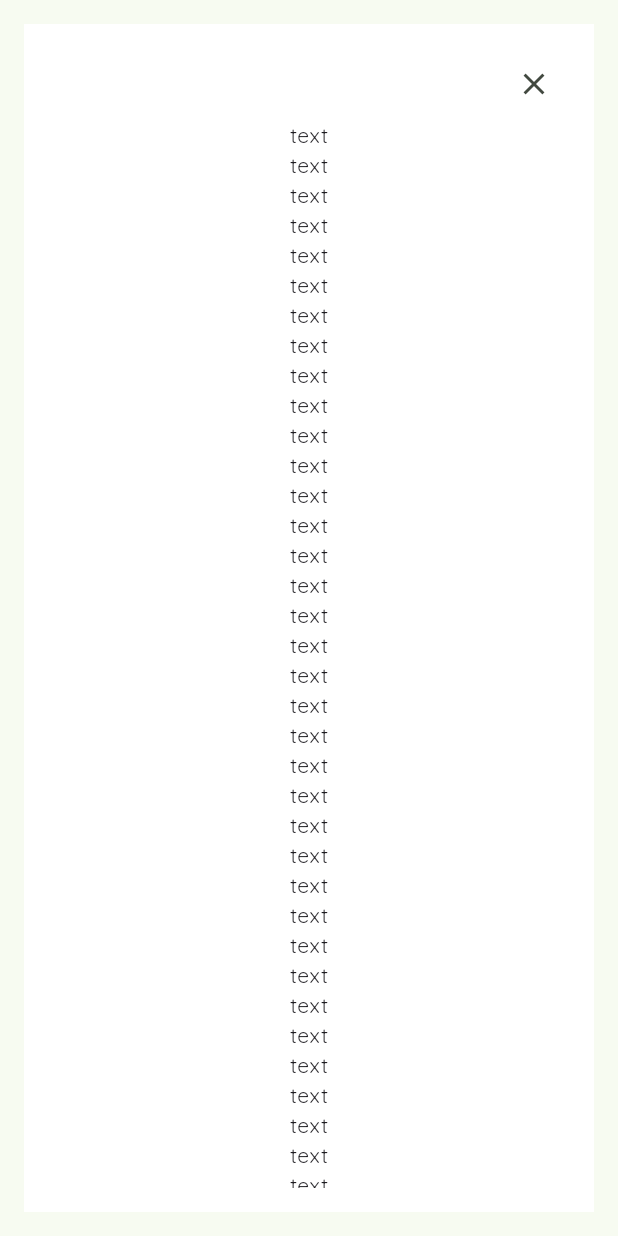
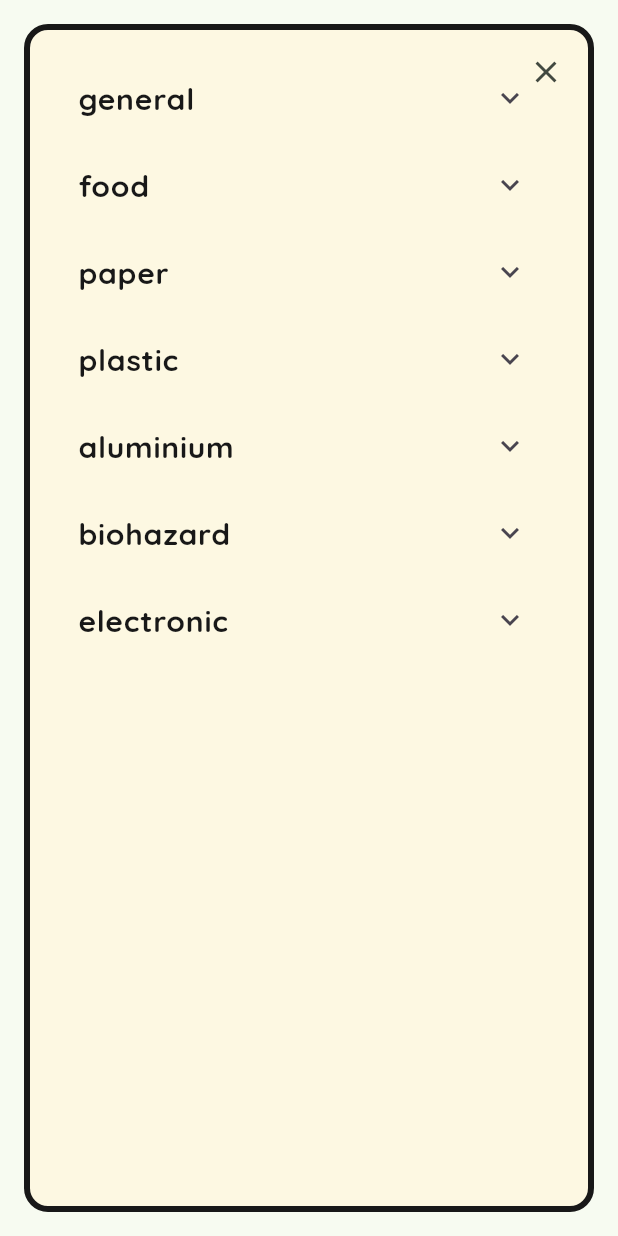
Before and after one commit to ne-supanat/project_s, a Flutter app: the KnowledgeDialog widget shown alone on an empty page, opened directly, on a phone screen of 412 x 824 dp. Run offline on Flutter 3.47's test engine with Material 3 defaults, Android fonts, the phone set to English and light mode, and no system bars; our stand-ins replace dotted_border, flutter_bloc, get_it, google_fonts, shared_preferences; accounts and stored records are empty; network calls fail.

Commit message:
update knowledge dialog ui

```diff
--- a/lib/constants/app_text_style.dart
+++ b/lib/constants/app_text_style.dart
@@ -9,12 +9,14 @@ class AppTextStyle {
 
 extension TextStyleHelpers on TextStyle {
   TextStyle get size16 => copyWith(fontSize: 16);
+  TextStyle get size18 => copyWith(fontSize: 18);
   TextStyle get size24 => copyWith(fontSize: 24);
   TextStyle get size28 => copyWith(fontSize: 28);
-
-  TextStyle get black => copyWith(color: ColorNames.black);
 
   TextStyle get regular => copyWith(fontWeight: FontWeight.w500);
   TextStyle get semibold => copyWith(fontWeight: FontWeight.w600);
   TextStyle get bold => copyWith(fontWeight: FontWeight.bold);
+
+  TextStyle get black => copyWith(color: ColorNames.black);
+  TextStyle get white => copyWith(color: ColorNames.white);
 }
--- a/lib/constants/color_name.dart
+++ b/lib/constants/color_name.dart
@@ -6,4 +6,5 @@ class ColorNames {
   static const Color cream2 = Color(0xFFECE8D4);
   static const Color black = Color(0xFF181818);
   static const Color black333335 = Color(0xFF333335);
+  static const Color greenPale = Color(0xFFebf4ec);
 }
--- a/lib/constants/waste_resource.dart
+++ b/lib/constants/waste_resource.dart
@@ -28,37 +28,37 @@ class WasteResource {
 
   final wastes = {
     WasteNames.wasteBiohazard: WasteModel(
-      imagePath: '',
+      imagePath: 'https://picsum.photos/100',
       name: 'biohazard',
       type: WasteType.biohazard,
     ),
     WasteNames.wasteElectronic: WasteModel(
-      imagePath: '',
+      imagePath: 'https://picsum.photos/200',
       name: 'electronic',
       type: WasteType.electronic,
     ),
     WasteNames.wastePaper: WasteModel(
-      imagePath: '',
+      imagePath: 'https://picsum.photos/300',
       name: 'paper',
       type: WasteType.paper,
     ),
     WasteNames.wastePlastic: WasteModel(
-      imagePath: '',
+      imagePath: 'https://picsum.photos/400',
       name: 'plactic',
       type: WasteType.plastic,
     ),
     WasteNames.wasteAluminium: WasteModel(
-      imagePath: '',
+      imagePath: 'https://picsum.photos/500',
       name: 'aluminium',
       type: WasteType.aluminium,
     ),
     WasteNames.wasteFood: WasteModel(
-      imagePath: '',
+      imagePath: 'https://picsum.photos/600',
       name: 'food',
       type: WasteType.food,
     ),
     WasteNames.wasteGeneral: WasteModel(
-      imagePath: '',
+      imagePath: 'https://picsum.photos/700',
       name: 'general',
       type: WasteType.general,
     ),
--- a/lib/constants/waste_type.dart
+++ b/lib/constants/waste_type.dart
@@ -1,8 +1,8 @@
 import 'package:flutter/material.dart';
 
-enum WasteType { biohazard, electronic, paper, plastic, aluminium, food, general }
+enum WasteType { general, food, paper, plastic, aluminium, biohazard, electronic }
 
-enum WasteCategory { danger, recycle, common }
+enum WasteCategory { common, recycle, danger }
 
 extension WasteTypeExtension on WasteType {
   WasteCategory get category {
--- a/lib/pages/level_select_page_view.dart
+++ b/lib/pages/level_select_page_view.dart
@@ -14,8 +14,6 @@ class LevelSelectPageView extends StatefulWidget {
 }
 
 class _LevelSelectPageViewState extends State<LevelSelectPageView> {
-  final ScrollController _scrollController = ScrollController();
-
   @override
   Widget build(BuildContext context) {
     return AppScaffold(
@@ -30,17 +28,12 @@ class _LevelSelectPageViewState extends State<LevelSelectPageView> {
         crossAxisAlignment: CrossAxisAlignment.center,
         children: [
           Expanded(
-            child: Scrollbar(
-              controller: _scrollController,
-              radius: const Radius.circular(8),
-              thumbVisibility: true,
-              trackVisibility: true,
-              child: SingleChildScrollView(
-                controller: _scrollController,
-                padding: const EdgeInsets.all(16.0),
+            child: SingleChildScrollView(
+              padding: const EdgeInsets.all(16.0),
+              child: Center(
                 child: Wrap(
-                  alignment: WrapAlignment.center,
-                  crossAxisAlignment: WrapCrossAlignment.center,
+                  runAlignment: WrapAlignment.center,
+                  alignment: WrapAlignment.start,
                   spacing: 8,
                   children: LevelResource().levels.keys.map((e) => levelItem(context, e)).toList(),
                 ),
--- a/lib/widgets/knowledge_dialog.dart
+++ b/lib/widgets/knowledge_dialog.dart
@@ -1,35 +1,166 @@
 import 'package:flutter/material.dart';
+import 'package:project_s/constants/app_text_style.dart';
+import 'package:project_s/constants/color_name.dart';
+import 'package:project_s/constants/waste_type.dart';
 
-class KnowledgeDialog extends StatelessWidget {
+import '../constants/waste_resource.dart';
+import '../models/waste_model.dart';
+
+class KnowledgeDialog extends StatefulWidget {
   const KnowledgeDialog({super.key});
 
+  @override
+  State<KnowledgeDialog> createState() => _KnowledgeDialogState();
+}
+
+class _KnowledgeDialogState extends State<KnowledgeDialog> {
   @override
   Widget build(BuildContext context) {
     return Material(
       color: Colors.transparent,
-      child: Padding(
-        padding: const EdgeInsets.all(16),
-        child: Container(
-          color: Colors.white,
-          padding: const EdgeInsets.all(16),
-          child: Column(
-            crossAxisAlignment: CrossAxisAlignment.stretch,
+      child: Stack(
+        children: [
+          Padding(
+            padding: const EdgeInsets.all(16),
+            child: Container(
+              decoration: BoxDecoration(
+                  color: ColorNames.cream,
+                  borderRadius: BorderRadius.circular(16),
+                  border: Border.all(
+                    width: 4,
+                    color: ColorNames.black,
+                  )),
+              padding: const EdgeInsets.symmetric(horizontal: 16),
+              child: Column(
+                children: [
+                  _content(),
+                ],
+              ),
+            ),
+          ),
+          const Positioned(
+            top: 24,
+            right: 24,
+            child: CloseButton(),
+          )
+        ],
+      ),
+    );
+  }
+
+  bool isHover = false;
+
+  _content() {
+    return Expanded(
+      child: SingleChildScrollView(
+        padding: const EdgeInsets.symmetric(vertical: 16),
+        child: Column(
+          children: WasteType.values
+              .map((e) => Theme(
+                    data: ThemeData().copyWith(
+                      dividerColor: Colors.transparent,
+                    ),
+                    child: ExpansionTile(
+                      maintainState: true,
+                      backgroundColor:
+                          isHover ? ColorNames.white.withOpacity(0.5) : Colors.transparent,
+                      title: Text(e.name, style: AppTextStyle.base.bold.copyWith(fontSize: 20)),
+                      children: [
+                        _contentByType(e),
+                      ],
+                    ),
+                  ))
+              .toList(),
+        ),
+      ),
+    );
+  }
+
+  _contentByType(WasteType type) {
+    final r = WasteResource().all.where((element) => element.type == type).toList();
+    final rl = r.length;
+
+    return Container(
+      padding: const EdgeInsets.all(16),
+      decoration: BoxDecoration(
+        borderRadius: BorderRadius.circular(16),
+        color: ColorNames.white,
+      ),
+      child: Column(
+        crossAxisAlignment: CrossAxisAlignment.start,
+        children: [
+          Text.rich(
+            TextSpan(
+              text: 'Category: ',
+              children: [
+                TextSpan(
+                  text: type.category.name,
+                  style: AppTextStyle.base.bold.copyWith(color: type.category.color),
+                ),
+              ],
+            ),
+            style: AppTextStyle.base.bold,
+          ),
+          const SizedBox(height: 8),
+          Text(
+            '${type.name} Lorem Ipsum is simply dummy text of the printing and typesetting industry. Lorem Ipsum has been the industry\'s standard dummy text ever since the 1500s, when an unknown printer took a galley of type and scrambled it to make a type specimen book.',
+            style: AppTextStyle.base,
+          ),
+          const SizedBox(height: 16),
+          Center(
+            child: Wrap(
+              runAlignment: WrapAlignment.center,
+              alignment: WrapAlignment.start,
+              spacing: 8,
+              children: List.generate(18, (int index) => _item(r[index % rl])).toList(),
+            ),
+          ),
+        ],
+      ),
+    );
+  }
+
+  Widget _item(WasteModel wasteModel) {
+    return Container(
+      width: 100,
+      margin: const EdgeInsets.only(bottom: 16),
+      child: Column(
+        children: [
+          Container(
+            decoration: BoxDecoration(
+              color: ColorNames.white,
+              border: Border.all(color: ColorNames.black, width: 3),
+              borderRadius: BorderRadius.circular(16),
+            ),
+            child: ClipRRect(
+              borderRadius: BorderRadius.circular(13),
+              clipBehavior: Clip.antiAlias,
+              child: Image.network(
+                wasteModel.imagePath,
+                fit: BoxFit.cover,
+                width: 100,
+                height: 100,
+              ),
+            ),
+          ),
+          const SizedBox(
+            height: 2,
+          ),
+          Row(
             children: [
-              const Row(
-                mainAxisAlignment: MainAxisAlignment.end,
-                children: [CloseButton()],
-              ),
               Expanded(
-                child: SingleChildScrollView(
-                  child: Column(
-                    children: List.generate(200, (int index) => Text('text'))
-                        .toList(), //TODO: add content
+                child: FittedBox(
+                  fit: BoxFit.scaleDown,
+                  child: Text(
+                    wasteModel.name,
+                    style: AppTextStyle.base.size18.bold,
+                    textAlign: TextAlign.center,
                   ),
                 ),
               ),
             ],
           ),
-        ),
+        ],
       ),
     );
   }
--- a/lib/widgets/waste_card.dart
+++ b/lib/widgets/waste_card.dart
@@ -1,6 +1,7 @@
 import 'package:flutter/material.dart';
 import 'package:project_s/constants/waste_type.dart';
 
+import '../constants/app_text_style.dart';
 import '../constants/color_name.dart';
 import '../models/waste_model.dart';
 
@@ -72,8 +73,7 @@ class WasteCard extends StatelessWidget {
                       fit: BoxFit.scaleDown,
                       child: Text(
                         value.name,
-                        style: const TextStyle(
-                            fontSize: 18, fontWeight: FontWeight.bold, color: ColorNames.white),
+                        style: AppTextStyle.base.size18.bold.white,
                       ),
                     ),
                   ),
@@ -81,7 +81,7 @@ class WasteCard extends StatelessWidget {
                     child: Container(
                       color: Colors.grey.shade100,
                       child: Image.network(
-                        'https://picsum.photos/500',
+                        value.imagePath,
                         fit: BoxFit.cover,
                       ),
                     ),
```
